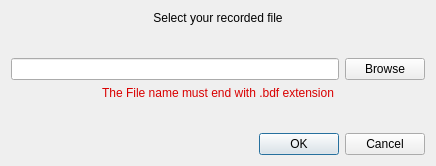
First picture: the form in exploredesktop/modules/ui/dialog_convert_edf_eeglab.ui, repository Mentalab-hub/explore-desktop, before the edit.
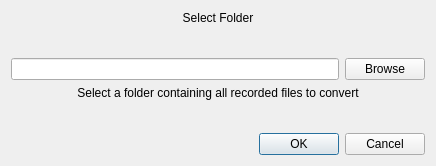
Second picture: the form after the edit.

Patch:
```diff
--- a/exploredesktop/modules/ui/dialog_convert_edf_eeglab.ui
+++ b/exploredesktop/modules/ui/dialog_convert_edf_eeglab.ui
@@ -17,7 +17,7 @@
    <item>
     <widget class="QLabel" name="lbl_step2">
      <property name="text">
-      <string>Select your recorded file</string>
+      <string>Select Folder</string>
      </property>
      <property name="alignment">
       <set>Qt::AlignCenter</set>
@@ -57,7 +57,7 @@
    <item>
     <widget class="QLabel" name="warning_label">
      <property name="text">
-      <string>&lt;html&gt;&lt;head/&gt;&lt;body&gt;&lt;p align=&quot;center&quot;&gt;&lt;span style=&quot; color:#d90000;&quot;&gt;The File name must end with .bdf extension&lt;/span&gt;&lt;/p&gt;&lt;/body&gt;&lt;/html&gt;</string>
+      <string>&lt;html&gt;&lt;head/&gt;&lt;body&gt;&lt;p align=&quot;center&quot;&gt;Select a folder containing all recorded files to convert&lt;/p&gt;&lt;/body&gt;&lt;/html&gt;</string>
      </property>
     </widget>
    </item>
```
